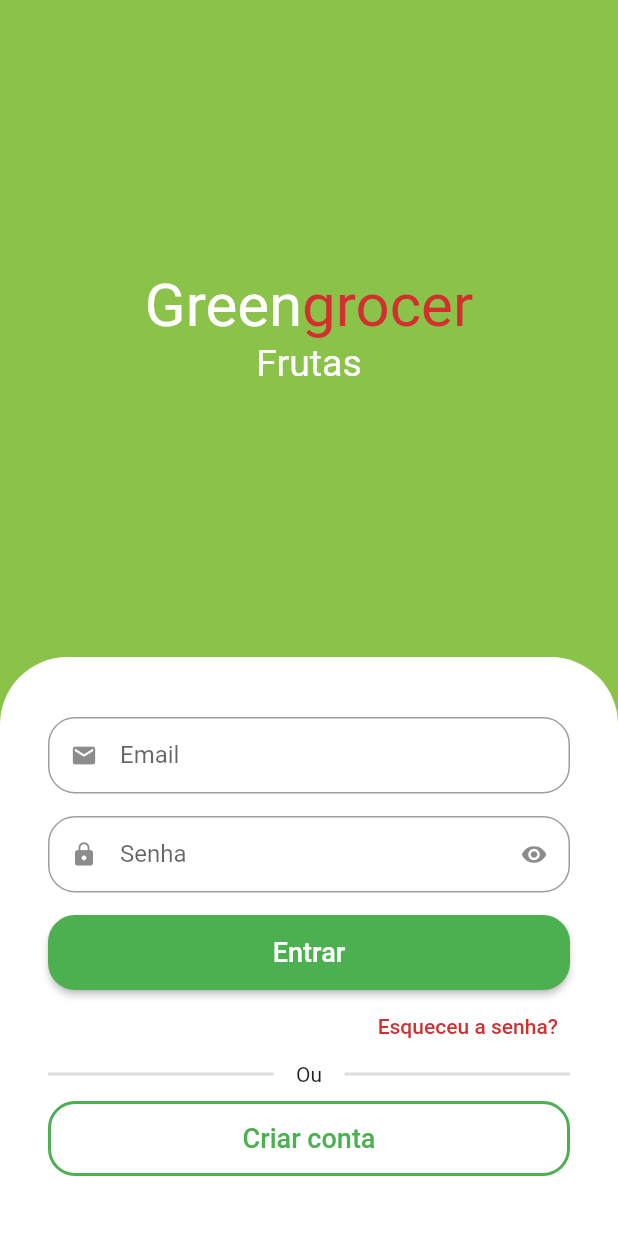
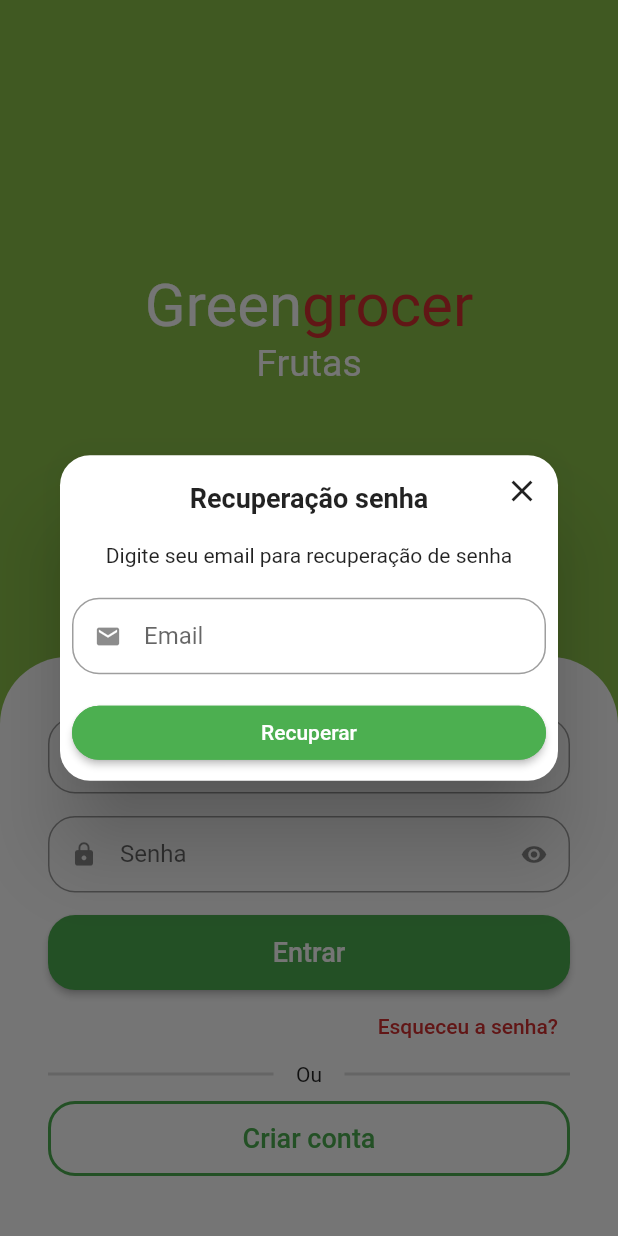
Before and after one commit to Moura14/greengrocer_getx-flutter, a Flutter app: the SignInScreen screen opened by its route, after a tap on "Esqueceu a senha?", on a phone screen of 412 x 824 dp. Run offline on Flutter 3.47's test engine with Material 2 defaults, Android fonts, the phone set to English and light mode, and no system bars; drawn by our look-alikes of animated_text_kit; our stand-ins replace badges, dio, flutter_secure_storage, fluttertoast, freezed_annotation, get and 3 more; missing offline and left inert: add_to_cart_animation; accounts and stored records are empty.

Commit message:
validando campo de recuperação de senha

```diff
--- /dev/null
+++ b/lib/src/pages/auth/view/components/forgot_password_dialog.dart
@@ -0,0 +1,80 @@
+import 'package:flutter/material.dart';
+import 'package:greengrocer/src/pages/common_widgets/custom_text_field.dart';
+import 'package:greengrocer/src/services/validatores.dart';
+
+class ForgotPasswordDialog extends StatelessWidget {
+  final emailController = TextEditingController();
+  ForgotPasswordDialog({required String email, Key? key}) : super(key: key) {
+    emailController.text = email;
+  }
+
+  final formFieldKey = GlobalKey<FormFieldState>();
+
+  @override
+  Widget build(BuildContext context) {
+    return Dialog(
+      shape: RoundedRectangleBorder(borderRadius: BorderRadius.circular(20)),
+      child: Stack(
+        alignment: Alignment.center,
+        children: [
+          Padding(
+            padding: const EdgeInsets.all(8.0),
+            child: Column(
+              crossAxisAlignment: CrossAxisAlignment.stretch,
+              mainAxisSize: MainAxisSize.min,
+              children: [
+                const Padding(
+                  padding: EdgeInsets.symmetric(vertical: 10),
+                  child: Text(
+                    'Recuperação senha',
+                    textAlign: TextAlign.center,
+                    style: TextStyle(fontWeight: FontWeight.bold, fontSize: 18),
+                  ),
+                ),
+                const Padding(
+                  padding: EdgeInsets.only(top: 10, bottom: 20),
+                  child: Text(
+                    'Digite seu email para recuperação de senha',
+                    textAlign: TextAlign.center,
+                    style: TextStyle(),
+                  ),
+                ),
+                CustomTextField(
+                  formFieldKey: formFieldKey,
+                  icon: Icons.email,
+                  label: 'Email',
+                  validator: emailValidator,
+                  controller: emailController,
+                ),
+                ElevatedButton(
+                  style: ElevatedButton.styleFrom(
+                    shape: RoundedRectangleBorder(
+                        borderRadius: BorderRadius.circular(20)),
+                    side: const BorderSide(width: 2, color: Colors.green),
+                  ),
+                  onPressed: () {
+                    formFieldKey.currentState!.validate();
+                  },
+                  child: const Text(
+                    'Recuperar',
+                    style: TextStyle(),
+                  ),
+                )
+              ],
+            ),
+          ),
+          Positioned(
+            top: 0,
+            right: 0,
+            child: IconButton(
+              onPressed: () {
+                Navigator.of(context).pop();
+              },
+              icon: const Icon(Icons.close),
+            ),
+          )
+        ],
+      ),
+    );
+  }
+}
--- a/lib/src/pages/auth/view/sign_in_screen.dart
+++ b/lib/src/pages/auth/view/sign_in_screen.dart
@@ -3,6 +3,7 @@ import 'package:flutter/material.dart';
 import 'package:get/get.dart';
 import 'package:greengrocer/src/config/custom_colors.dart';
 import 'package:greengrocer/src/pages/auth/controller/auth_controller.dart';
+import 'package:greengrocer/src/pages/auth/view/components/forgot_password_dialog.dart';
 import 'package:greengrocer/src/pages/common_widgets/app_name_widget.dart';
 import 'package:greengrocer/src/pages/common_widgets/custom_text_field.dart';
 import 'package:greengrocer/src/pages_groce/app_pages.dart';
@@ -136,7 +137,14 @@ class SignInScreen extends StatelessWidget {
                       Align(
                         alignment: Alignment.centerRight,
                         child: TextButton(
-                          onPressed: () {},
+                          onPressed: () {
+                            showDialog(
+                                context: context,
+                                builder: (_) {
+                                  return ForgotPasswordDialog(
+                                      email: emailController.text);
+                                });
+                          },
                           child: Text(
                             'Esqueceu a senha?',
                             style: TextStyle(
--- a/lib/src/pages/auth/view/sign_up_screen.dart
+++ b/lib/src/pages/auth/view/sign_up_screen.dart
@@ -123,9 +123,11 @@ class SignUpScreen extends StatelessWidget {
                                   onPressed: authController.isLoading.value
                                       ? null
                                       : () {
+                                          FocusScope.of(context).unfocus();
                                           if (_formKey.currentState!
                                               .validate()) {
                                             _formKey.currentState!.save();
+
                                             authController.signUp();
                                           }
                                         },
--- a/lib/src/pages/common_widgets/custom_text_field.dart
+++ b/lib/src/pages/common_widgets/custom_text_field.dart
@@ -12,6 +12,7 @@ class CustomTextField extends StatefulWidget {
   final void Function(String?)? onSaved;
   final TextEditingController? controller;
   final TextInputType? textInputType;
+  final GlobalKey<FormFieldState>? formFieldKey;
 
   const CustomTextField(
       {Key? key,
@@ -24,7 +25,8 @@ class CustomTextField extends StatefulWidget {
       this.validator,
       this.onSaved,
       this.controller,
-      this.textInputType})
+      this.textInputType,
+      this.formFieldKey})
       : super(key: key);
 
   @override
@@ -46,6 +48,7 @@ class _CustomTextFieldState extends State<CustomTextField> {
     return Padding(
       padding: const EdgeInsets.only(bottom: 15),
       child: TextFormField(
+        key: widget.formFieldKey,
         controller: widget.controller,
         readOnly: widget.readOnly,
         initialValue: widget.initialValue,
```
